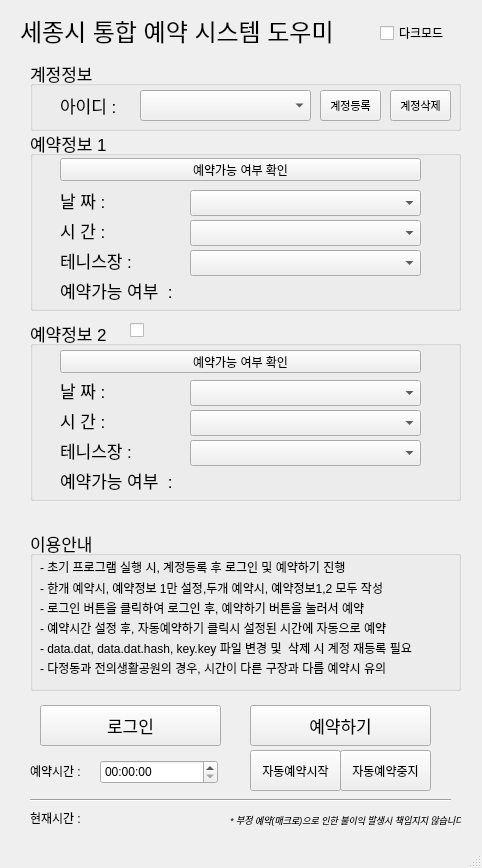
First picture: the form in tennisHelper.ui, repository dongqdev/tennisHelper, before the edit.
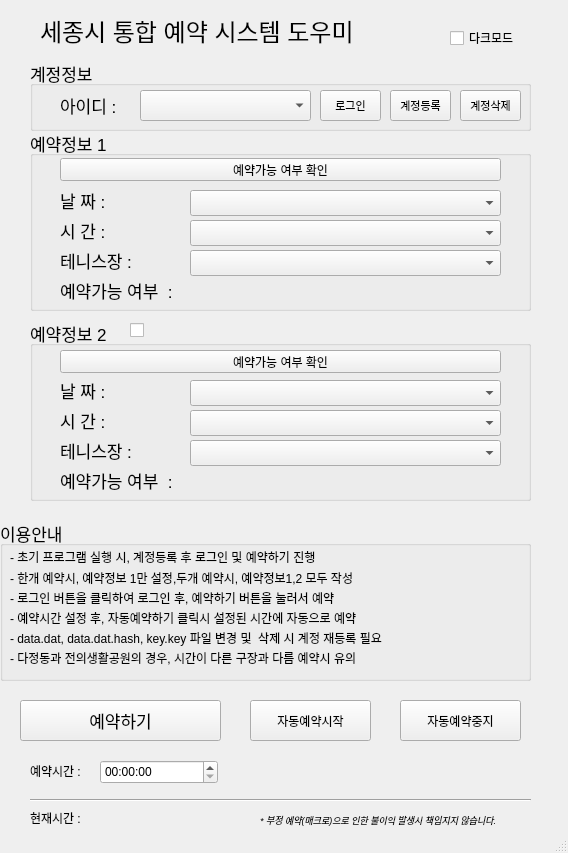
Second picture: the form after the edit.

The edit to the form file:
```diff
--- a/tennisHelper.ui
+++ b/tennisHelper.ui
@@ -9,8 +9,8 @@
    <rect>
     <x>0</x>
     <y>0</y>
-    <width>482</width>
-    <height>868</height>
+    <width>568</width>
+    <height>853</height>
    </rect>
   </property>
   <property name="windowTitle">
@@ -20,7 +20,7 @@
    <widget class="QLabel" name="titleLbl">
     <property name="geometry">
      <rect>
-      <x>20</x>
+      <x>40</x>
       <y>10</y>
       <width>351</width>
       <height>41</height>
@@ -40,7 +40,7 @@
      <rect>
       <x>30</x>
       <y>60</y>
-      <width>431</width>
+      <width>501</width>
       <height>71</height>
      </rect>
     </property>
@@ -83,7 +83,7 @@
     <widget class="QPushButton" name="addAccountBtn">
      <property name="geometry">
       <rect>
-       <x>290</x>
+       <x>360</x>
        <y>30</y>
        <width>61</width>
        <height>31</height>
@@ -101,7 +101,7 @@
     <widget class="QPushButton" name="deleteAccountBtn">
      <property name="geometry">
       <rect>
-       <x>360</x>
+       <x>430</x>
        <y>30</y>
        <width>61</width>
        <height>31</height>
@@ -116,6 +116,25 @@
       <string>계정삭제</string>
      </property>
     </widget>
+    <widget class="QPushButton" name="loginBtn">
+     <property name="geometry">
+      <rect>
+       <x>290</x>
+       <y>30</y>
+       <width>61</width>
+       <height>31</height>
+      </rect>
+     </property>
+     <property name="font">
+      <font>
+       <family>Arial</family>
+       <pointsize>8</pointsize>
+      </font>
+     </property>
+     <property name="text">
+      <string>로그인</string>
+     </property>
+    </widget>
    </widget>
    <widget class="QLabel" name="label_3">
     <property name="geometry">
@@ -135,7 +154,7 @@
      <rect>
       <x>30</x>
       <y>130</y>
-      <width>431</width>
+      <width>501</width>
       <height>181</height>
      </rect>
     </property>
@@ -206,7 +225,7 @@
       <rect>
        <x>160</x>
        <y>60</y>
-       <width>231</width>
+       <width>311</width>
        <height>26</height>
       </rect>
      </property>
@@ -216,7 +235,7 @@
       <rect>
        <x>160</x>
        <y>90</y>
-       <width>231</width>
+       <width>311</width>
        <height>26</height>
       </rect>
      </property>
@@ -226,7 +245,7 @@
       <rect>
        <x>160</x>
        <y>120</y>
-       <width>231</width>
+       <width>311</width>
        <height>26</height>
       </rect>
      </property>
@@ -249,7 +268,7 @@
       <rect>
        <x>30</x>
        <y>28</y>
-       <width>361</width>
+       <width>441</width>
        <height>23</height>
       </rect>
      </property>
@@ -281,7 +300,7 @@
      <rect>
       <x>30</x>
       <y>320</y>
-      <width>431</width>
+      <width>501</width>
       <height>181</height>
      </rect>
     </property>
@@ -352,7 +371,7 @@
       <rect>
        <x>160</x>
        <y>60</y>
-       <width>231</width>
+       <width>311</width>
        <height>26</height>
       </rect>
      </property>
@@ -362,7 +381,7 @@
       <rect>
        <x>160</x>
        <y>90</y>
-       <width>231</width>
+       <width>311</width>
        <height>26</height>
       </rect>
      </property>
@@ -372,7 +391,7 @@
       <rect>
        <x>160</x>
        <y>120</y>
-       <width>231</width>
+       <width>311</width>
        <height>26</height>
       </rect>
      </property>
@@ -408,7 +427,7 @@
       <rect>
        <x>30</x>
        <y>30</y>
-       <width>361</width>
+       <width>441</width>
        <height>23</height>
       </rect>
      </property>
@@ -438,9 +457,9 @@
    <widget class="QGroupBox" name="noticeGb">
     <property name="geometry">
      <rect>
-      <x>30</x>
-      <y>530</y>
-      <width>431</width>
+      <x>0</x>
+      <y>520</y>
+      <width>531</width>
       <height>161</height>
      </rect>
     </property>
@@ -564,9 +583,9 @@
    <widget class="QLabel" name="coutionLbl">
     <property name="geometry">
      <rect>
-      <x>230</x>
+      <x>260</x>
       <y>810</y>
-      <width>231</width>
+      <width>271</width>
       <height>20</height>
      </rect>
     </property>
@@ -588,7 +607,7 @@
      <rect>
       <x>30</x>
       <y>790</y>
-      <width>421</width>
+      <width>501</width>
       <height>20</height>
      </rect>
     </property>
@@ -596,30 +615,12 @@
      <enum>Qt::Horizontal</enum>
     </property>
    </widget>
-   <widget class="QPushButton" name="loginBtn">
-    <property name="geometry">
-     <rect>
-      <x>40</x>
-      <y>705</y>
-      <width>181</width>
-      <height>41</height>
-     </rect>
-    </property>
-    <property name="font">
-     <font>
-      <pointsize>13</pointsize>
-     </font>
-    </property>
-    <property name="text">
-     <string>로그인</string>
-    </property>
-   </widget>
    <widget class="QPushButton" name="autoReserveBtn">
     <property name="geometry">
      <rect>
       <x>250</x>
-      <y>750</y>
-      <width>91</width>
+      <y>700</y>
+      <width>121</width>
       <height>41</height>
      </rect>
     </property>
@@ -635,9 +636,9 @@
    <widget class="QPushButton" name="selfReserveBtn">
     <property name="geometry">
      <rect>
-      <x>250</x>
-      <y>705</y>
-      <width>181</width>
+      <x>20</x>
+      <y>700</y>
+      <width>201</width>
       <height>41</height>
      </rect>
     </property>
@@ -689,9 +690,9 @@
    <widget class="QPushButton" name="stopAutoReserveBtn">
     <property name="geometry">
      <rect>
-      <x>340</x>
-      <y>750</y>
-      <width>91</width>
+      <x>400</x>
+      <y>700</y>
+      <width>121</width>
       <height>41</height>
      </rect>
     </property>
@@ -707,8 +708,8 @@
    <widget class="QCheckBox" name="darkModeChBox">
     <property name="geometry">
      <rect>
-      <x>380</x>
-      <y>25</y>
+      <x>450</x>
+      <y>30</y>
       <width>81</width>
       <height>16</height>
      </rect>
```
